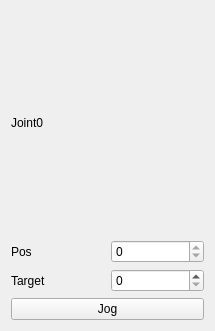
The window that jointview.ui (ZSYTY/jog-controll) describes before a commit, drawn with Qt 5.
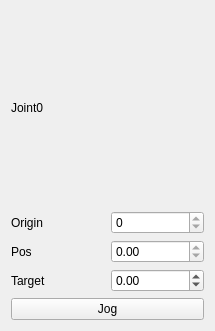
The same window after the commit.

What changed in the file:
```diff
--- a/jointview.ui
+++ b/jointview.ui
@@ -23,6 +23,27 @@
        </property>
       </widget>
      </item>
+     <item>
+      <layout class="QHBoxLayout" name="horizontalLayout_4">
+       <item>
+        <widget class="QLabel" name="label">
+         <property name="text">
+          <string>Origin</string>
+         </property>
+        </widget>
+       </item>
+       <item>
+        <widget class="QSpinBox" name="originValue">
+         <property name="readOnly">
+          <bool>true</bool>
+         </property>
+         <property name="maximum">
+          <number>4096</number>
+         </property>
+        </widget>
+       </item>
+      </layout>
+     </item>
      <item>
       <layout class="QHBoxLayout" name="horizontalLayout">
        <item>
@@ -39,12 +60,15 @@
         </widget>
        </item>
        <item>
-        <widget class="QSpinBox" name="currentValue">
+        <widget class="QDoubleSpinBox" name="currentValue">
          <property name="readOnly">
           <bool>true</bool>
          </property>
+         <property name="minimum">
+          <double>-100.000000000000000</double>
+         </property>
          <property name="maximum">
-          <number>999999</number>
+          <double>100.000000000000000</double>
          </property>
         </widget>
        </item>
@@ -66,9 +90,15 @@
         </widget>
        </item>
        <item>
-        <widget class="QSpinBox" name="destinationValue">
+        <widget class="QDoubleSpinBox" name="targetValue">
+         <property name="minimum">
+          <double>-100.000000000000000</double>
+         </property>
          <property name="maximum">
-          <number>999999</number>
+          <double>100.000000000000000</double>
+         </property>
+         <property name="singleStep">
+          <double>0.010000000000000</double>
          </property>
         </widget>
        </item>
```
